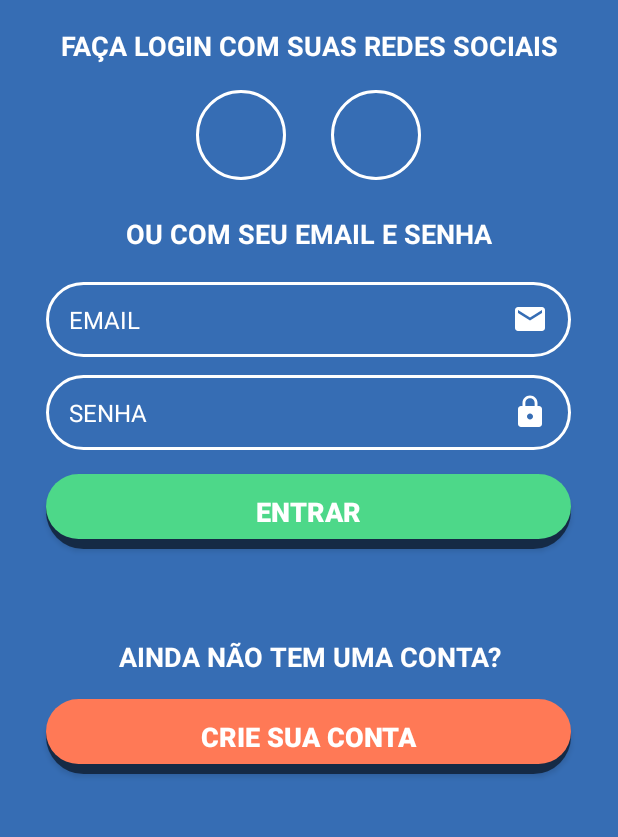
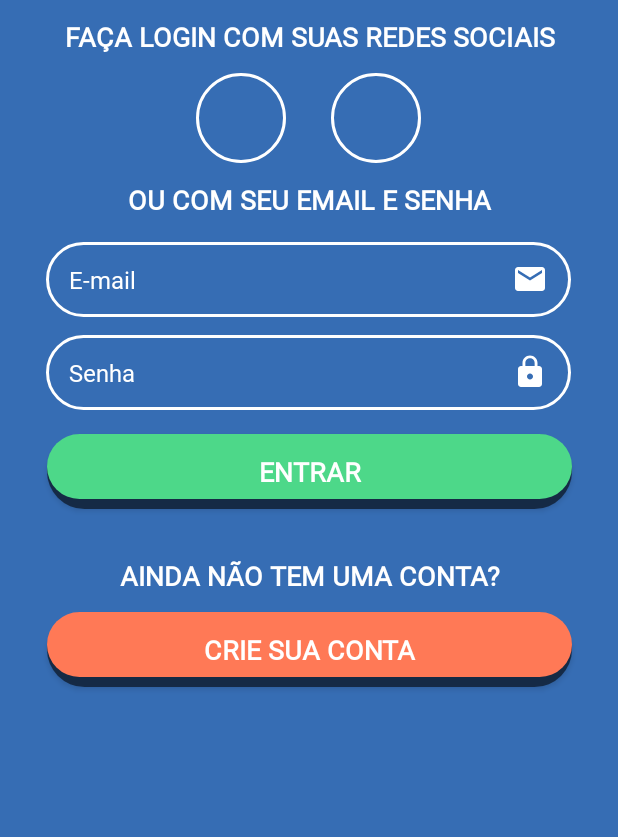
Before and after one commit to fwtrodrigo/cinequiz, an Android app: the layout activity_login.xml on its own in the app's theme, with its tools: preview values and no code run, on a phone screen of 412 x 824 dp, the part 284-1121 px from its top. Run offline under Robolectric (Android 15) with nearby library versions, the phone set to English and light mode, and no system bars.

Commit message:
layout inicial com ReciclerView de Medalhas + fonte Ubuntu e outros ajustes de layout.

```diff
--- a/app/build.gradle
+++ b/app/build.gradle
@@ -43,4 +43,7 @@ dependencies {
     testImplementation 'junit:junit:4.+'
     androidTestImplementation 'androidx.test.ext:junit:1.1.2'
     androidTestImplementation 'androidx.test.espresso:espresso-core:3.3.0'
+    implementation 'com.google.code.gson:gson:2.8.6'
+    implementation "androidx.fragment:fragment-ktx:1.2.5"
+    implementation "androidx.recyclerview:recyclerview:1.1.0"
 }
--- a/app/src/main/res/layout/activity_cadastro.xml
+++ b/app/src/main/res/layout/activity_cadastro.xml
@@ -38,6 +38,7 @@
         app:layout_constraintStart_toStartOf="parent"
         app:layout_constraintTop_toBottomOf="@+id/imageView2"
         app:layout_constraintVertical_bias="0.091" />
+
     <EditText
         android:id="@+id/edtCadastroNome"
         android:layout_width="350dp"
@@ -120,6 +121,7 @@
         app:layout_constraintStart_toStartOf="parent"
         app:layout_constraintTop_toBottomOf="@+id/edtCadastroSenha"
         app:layout_constraintVertical_bias="0.0" />
+
     <Button
         android:id="@+id/btnCadastroCadastrar"
         android:layout_width="350dp"
--- a/app/src/main/res/layout/activity_login.xml
+++ b/app/src/main/res/layout/activity_login.xml
@@ -14,42 +14,38 @@
         android:layout_gravity="center"
         android:contentDescription="@string/logo_cine_quiz"
         android:src="@drawable/logo_ingresso"
-        app:layout_constraintBottom_toBottomOf="parent"
         app:layout_constraintEnd_toEndOf="parent"
         app:layout_constraintHorizontal_bias="0.494"
         app:layout_constraintStart_toStartOf="parent"
-        app:layout_constraintTop_toTopOf="parent"
-        app:layout_constraintVertical_bias="0.0" />
+        app:layout_constraintTop_toTopOf="parent" />
 
     <TextView
         android:id="@+id/textView"
         android:layout_width="match_parent"
         android:layout_height="wrap_content"
+        android:layout_marginTop="12dp"
         android:gravity="center"
         android:text="@string/fa_a_login_com_suas_redes_sociais"
         android:textAllCaps="true"
         android:textColor="@color/colorBranco"
         android:textSize="18sp"
         android:textStyle="bold"
-        app:layout_constraintBottom_toBottomOf="parent"
         app:layout_constraintEnd_toEndOf="parent"
         app:layout_constraintHorizontal_bias="0.0"
         app:layout_constraintStart_toStartOf="parent"
-        app:layout_constraintTop_toBottomOf="@+id/imageView"
-        app:layout_constraintVertical_bias="0.03" />
+        app:layout_constraintTop_toBottomOf="@+id/imageView" />
 
     <LinearLayout
         android:id="@+id/linearLayout"
         android:layout_width="wrap_content"
         android:layout_height="wrap_content"
         android:layout_gravity="center"
+        android:layout_marginTop="12dp"
         android:orientation="horizontal"
-        app:layout_constraintBottom_toBottomOf="parent"
         app:layout_constraintEnd_toEndOf="parent"
         app:layout_constraintHorizontal_bias="0.498"
         app:layout_constraintStart_toStartOf="parent"
-        app:layout_constraintTop_toBottomOf="@+id/textView"
-        app:layout_constraintVertical_bias="0.033">
+        app:layout_constraintTop_toBottomOf="@+id/textView">
 
         <ImageButton
             android:layout_width="60dp"
@@ -69,24 +65,24 @@
         android:id="@+id/idaa"
         android:layout_width="match_parent"
         android:layout_height="wrap_content"
+        android:layout_marginTop="12dp"
         android:gravity="center"
         android:text="@string/ou_com_seu_email_e_senha"
         android:textAllCaps="true"
         android:textColor="@color/colorBranco"
         android:textSize="18sp"
         android:textStyle="bold"
-        app:layout_constraintBottom_toBottomOf="parent"
         app:layout_constraintEnd_toEndOf="parent"
         app:layout_constraintHorizontal_bias="0.0"
         app:layout_constraintStart_toStartOf="parent"
-        app:layout_constraintTop_toBottomOf="@+id/linearLayout"
-        app:layout_constraintVertical_bias="0.047" />
+        app:layout_constraintTop_toBottomOf="@+id/linearLayout" />
 
     <EditText
         android:id="@+id/edtLoginEmail"
         android:layout_width="350dp"
         android:layout_height="50dp"
         android:layout_gravity="center"
+        android:layout_marginTop="16dp"
         android:background="@drawable/shape_anel"
         android:drawableEnd="@drawable/ic_email"
         android:hint="@string/email"
@@ -96,12 +92,10 @@
         android:textColor="@color/colorBranco"
         android:textColorHint="@color/colorBranco"
         android:textSize="16sp"
-        app:layout_constraintBottom_toBottomOf="parent"
         app:layout_constraintEnd_toEndOf="parent"
         app:layout_constraintHorizontal_bias="0.491"
         app:layout_constraintStart_toStartOf="parent"
-        app:layout_constraintTop_toBottomOf="@+id/idaa"
-        app:layout_constraintVertical_bias="0.048" />
+        app:layout_constraintTop_toBottomOf="@+id/idaa" />
 
     <EditText
         android:id="@+id/edtLoginSenha"
@@ -117,12 +111,10 @@
         android:textColor="@color/colorBranco"
         android:textColorHint="@color/colorBranco"
         android:textSize="16sp"
-        app:layout_constraintBottom_toBottomOf="parent"
         app:layout_constraintEnd_toEndOf="parent"
         app:layout_constraintHorizontal_bias="0.491"
         app:layout_constraintStart_toStartOf="parent"
-        app:layout_constraintTop_toBottomOf="@+id/edtLoginEmail"
-        app:layout_constraintVertical_bias="0.0" />
+        app:layout_constraintTop_toBottomOf="@+id/edtLoginEmail" />
 
     <Button
         android:id="@+id/btnLoginEntrar"
@@ -135,45 +127,38 @@
         android:textColor="@color/colorBranco"
         android:textSize="18sp"
         android:textStyle="bold"
-        app:layout_constraintBottom_toBottomOf="parent"
         app:layout_constraintEnd_toEndOf="parent"
-        app:layout_constraintHorizontal_bias="0.491"
         app:layout_constraintStart_toStartOf="parent"
-        app:layout_constraintTop_toBottomOf="@+id/edtLoginSenha"
-        app:layout_constraintVertical_bias="0.0" />
+        app:layout_constraintTop_toBottomOf="@+id/edtLoginSenha" />
 
     <TextView
         android:id="@+id/textView2"
         android:layout_width="match_parent"
         android:layout_height="wrap_content"
+        android:layout_marginTop="32dp"
         android:gravity="center"
         android:text="@string/ainda_n_o_tem_uma_conta"
         android:textAllCaps="true"
         android:textColor="@color/colorBranco"
         android:textSize="18sp"
         android:textStyle="bold"
-        app:layout_constraintBottom_toBottomOf="parent"
         app:layout_constraintEnd_toEndOf="parent"
         app:layout_constraintHorizontal_bias="0.0"
         app:layout_constraintStart_toStartOf="parent"
-        app:layout_constraintTop_toBottomOf="@+id/btnLoginEntrar"
-        app:layout_constraintVertical_bias="0.242" />
+        app:layout_constraintTop_toBottomOf="@+id/btnLoginEntrar" />
 
     <Button
         android:id="@+id/btnLoginCadastrar"
         android:layout_width="350dp"
         android:layout_height="50dp"
         android:layout_gravity="center"
-        android:layout_marginTop="16dp"
+        android:layout_marginTop="12dp"
         android:background="@drawable/shape_botao_laranja_sombreado"
         android:text="@string/crie_sua_conta"
         android:textColor="@color/colorBranco"
         android:textSize="18sp"
         android:textStyle="bold"
-        app:layout_constraintBottom_toBottomOf="parent"
         app:layout_constraintEnd_toEndOf="parent"
-        app:layout_constraintHorizontal_bias="0.491"
         app:layout_constraintStart_toStartOf="parent"
-        app:layout_constraintTop_toBottomOf="@+id/textView2"
-        app:layout_constraintVertical_bias="0.0" />
+        app:layout_constraintTop_toBottomOf="@+id/textView2" />
 </androidx.constraintlayout.widget.ConstraintLayout>
--- a/app/src/main/res/values/strings.xml
+++ b/app/src/main/res/values/strings.xml
@@ -1,18 +1,26 @@
 <resources>
     <string name="app_name">CineQuiz</string>
     <string name="logo_cine_quiz">Logo Cine Quiz</string>
-    <string name="fa_a_login_com_suas_redes_sociais">FAÇA LOGIN COM SUAS REDES SOCIAIS</string>
-    <string name="ou_com_seu_email_e_senha">OU COM SEU EMAIL E SENHA</string>
-    <string name="log_in">LOG IN</string>
-    <string name="email">EMAIL</string>
-    <string name="senha">SENHA</string>
-    <string name="ainda_n_o_tem_uma_conta">AINDA NÃO TEM UMA CONTA?</string>
-    <string name="crie_sua_conta">CRIE SUA CONTA</string>
-    <string name="nome">NOME</string>
-    <string name="confirma_o">CONFIRMAÇÃO</string>
-    <string name="login_com_facebook">login com facebook</string>
-    <string name="login_com_conta_google">Login com conta google</string>
-    <string name="entrar">ENTRAR</string>
-    <string name="insira_suas_informa_es">INSIRA SUAS INFORMAÇÕES</string>
+    <string name="fa_a_login_com_suas_redes_sociais">Faça login com suas redes sociais</string>
+    <string name="ou_com_seu_email_e_senha">Ou com seu email e senha</string>
+    <string name="log_in">Login</string>
+    <string name="email">E-mail</string>
+    <string name="senha">Senha</string>
+    <string name="ainda_n_o_tem_uma_conta">Ainda não tem uma conta?</string>
+    <string name="crie_sua_conta">Crie sua conta</string>
+    <string name="nome">Nome</string>
+    <string name="confirma_o">Confirmação</string>
+    <string name="login_com_facebook">Login com Facebook</string>
+    <string name="login_com_conta_google">Login com conta Google</string>
+    <string name="entrar">Entrar</string>
+    <string name="insira_suas_informa_es">Insira suas informações</string>
     <string name="cadastrar">Cadastrar</string>
+
+    <!--    MEDALHAS    -->
+    <string name="medalhas_recorde">Meu recorde</string>
+
+    <!--    MODOS DE JOGO    -->
+    <string name="jogo_dicas">Dicas</string>
+    <string name="jogo_cenas">Cenas</string>
+
 </resources>
--- a/app/src/main/res/values/themes.xml
+++ b/app/src/main/res/values/themes.xml
@@ -12,5 +12,6 @@
         <!-- Status bar color. -->
         <item name="android:statusBarColor" tools:targetApi="l">?attr/colorPrimaryVariant</item>
         <!-- Customize your theme here. -->
+        <item name="android:fontFamily">@font/ubuntu</item>
     </style>
 </resources>
```
Also changed, not shown: app/src/main/AndroidManifest.xml (+7 -4 lines), app/src/main/assets/medalhas.json (added, +118 -0 lines), gradle/wrapper/gradle-wrapper.properties.
